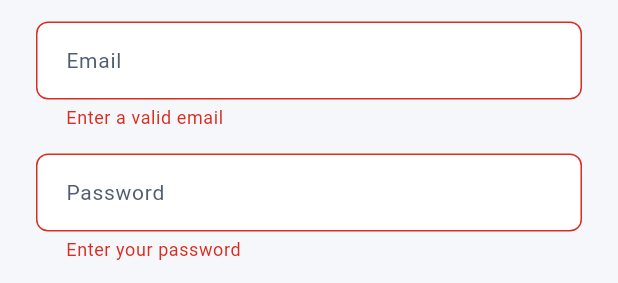
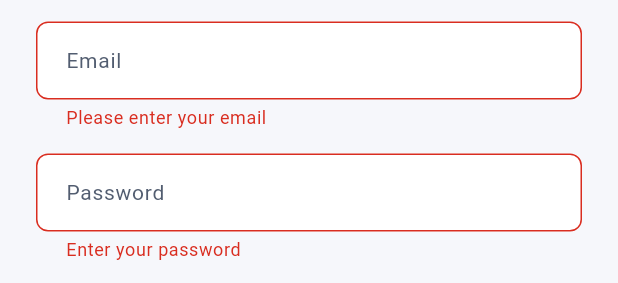
Before and after one commit to Ruby160612/excelerate-engagement-app, a Flutter app: the AuthForm widget shown alone on an empty page, opened directly, after a tap on "Create account", on a phone screen of 412 x 824 dp. Shown: the part 355-638 px from the top of the screen. Run offline on Flutter 3.47's test engine with Material 3 defaults, Android fonts, the phone set to English and light mode, and no system bars; our stand-ins replace file_picker, flutter_svg, shared_preferences; accounts and stored records are empty.

Commit message:
Add registration and feedback form validation

```diff
--- /dev/null
+++ b/lib/utils/validators.dart
@@ -0,0 +1,43 @@
+
+class FormValidators {
+  static String? requiredField(String? value, String message) {
+    if (value == null || value.trim().isEmpty) {
+      return message;
+    }
+    return null;
+  }
+
+  static String? email(String? value) {
+    final requiredError =
+        requiredField(value, 'Please enter your email');
+    if (requiredError != null) return requiredError;
+
+    if (!RegExp(r'^[^\s@]+@[^\s@]+\.[^\s@]+$')
+        .hasMatch(value!.trim())) {
+      return 'Please enter a valid email address';
+    }
+    return null;
+  }
+
+  static String? feedback(String? value) {
+    final requiredError =
+        requiredField(value, 'Please share some details with us');
+    if (requiredError != null) return requiredError;
+
+    if (value!.trim().length < 10) {
+      return 'Please write at least 10 characters';
+    }
+    return null;
+  }
+
+  static String? password(String? value, {bool signup = false}) {
+    final requiredError =
+        requiredField(value, 'Enter your password');
+    if (requiredError != null) return requiredError;
+
+    if (signup && value!.length < 8) {
+      return 'Use at least 8 characters';
+    }
+    return null;
+  }
+}
--- a/lib/views/learner/feedback.dart
+++ b/lib/views/learner/feedback.dart
@@ -1,12 +1,12 @@
 import 'package:flutter/material.dart';
-
+import '../../utils/validators.dart';
 import '../../state/submission_controller.dart';
 
 class FeedbackPage extends StatefulWidget {
   const FeedbackPage({super.key, this.onSubmit});
 
-  /// Sends the feedback. The default only logs it; pass the real API call here
-  /// once the backend has a feedback endpoint.
+
+
   final Future<void> Function(Map<String, String> values)? onSubmit;
 
   @override
@@ -198,6 +198,7 @@ class _FeedbackPageState extends State<FeedbackPage> {
                     borderSide: const BorderSide(color: Colors.redAccent, width: 1.5),
                   ),
                 ),
+               validator: FormValidators.email,
               ),
               const SizedBox(height: 24),
               const Text(
@@ -317,6 +318,7 @@ class _FeedbackPageState extends State<FeedbackPage> {
                     borderSide: const BorderSide(color: Colors.redAccent, width: 1.5),
                   ),
                 ),
+                validator: FormValidators.feedback,
               ),
               const SizedBox(height: 36),
               ElevatedButton(
--- a/lib/widgets/auth_form.dart
+++ b/lib/widgets/auth_form.dart
@@ -4,6 +4,7 @@ import '../services/auth_service.dart';
 import '../utils/constants.dart';
 import 'app_button.dart';
 import 'page_layout.dart';
+import '../utils/validators.dart';
 
 class AuthForm extends StatefulWidget {
   const AuthForm({super.key, this.signup = false});
@@ -45,9 +46,18 @@ class _AuthFormState extends State<AuthForm> {
         await auth.login(_email.text, _password.text);
       }
       if (mounted) {
-        Navigator.pushNamedAndRemoveUntil(
-            context, AppRoutes.home, (_) => false);
-      }
+  if (widget.signup) {
+    ScaffoldMessenger.of(context).showSnackBar(
+      const SnackBar(
+        content: Text('Registration successful!'),
+        backgroundColor: Color(0xFFF14D0E),
+      ),
+    );
+  }
+
+  Navigator.pushNamedAndRemoveUntil(
+      context, AppRoutes.home, (_) => false);
+}
     } catch (_) {
       if (mounted) {
         setState(() => _error = widget.signup
@@ -95,11 +105,7 @@ class _AuthFormState extends State<AuthForm> {
                         keyboardType: TextInputType.emailAddress,
                         autofillHints: const [AutofillHints.email],
                         decoration: const InputDecoration(labelText: 'Email'),
-                        validator: (value) => value == null ||
-                                !RegExp(r'^[^\s@]+@[^\s@]+\.[^\s@]+$')
-                                    .hasMatch(value.trim())
-                            ? 'Enter a valid email'
-                            : null),
+                        validator: FormValidators.email,),
                     const SizedBox(height: 16),
                     TextFormField(
                         controller: _password,
@@ -113,15 +119,7 @@ class _AuthFormState extends State<AuthForm> {
                         ],
                         decoration:
                             const InputDecoration(labelText: 'Password'),
-                        validator: (value) {
-                          if (value == null || value.isEmpty) {
-                            return 'Enter your password';
-                          }
-                          if (widget.signup && value.length < 8) {
-                            return 'Use at least 8 characters';
-                          }
-                          return null;
-                        }),
+                       validator: (value) =>FormValidators.password(value, signup: widget.signup),),
                     if (widget.signup) ...[
                       const SizedBox(height: 16),
                       TextFormField(
```
